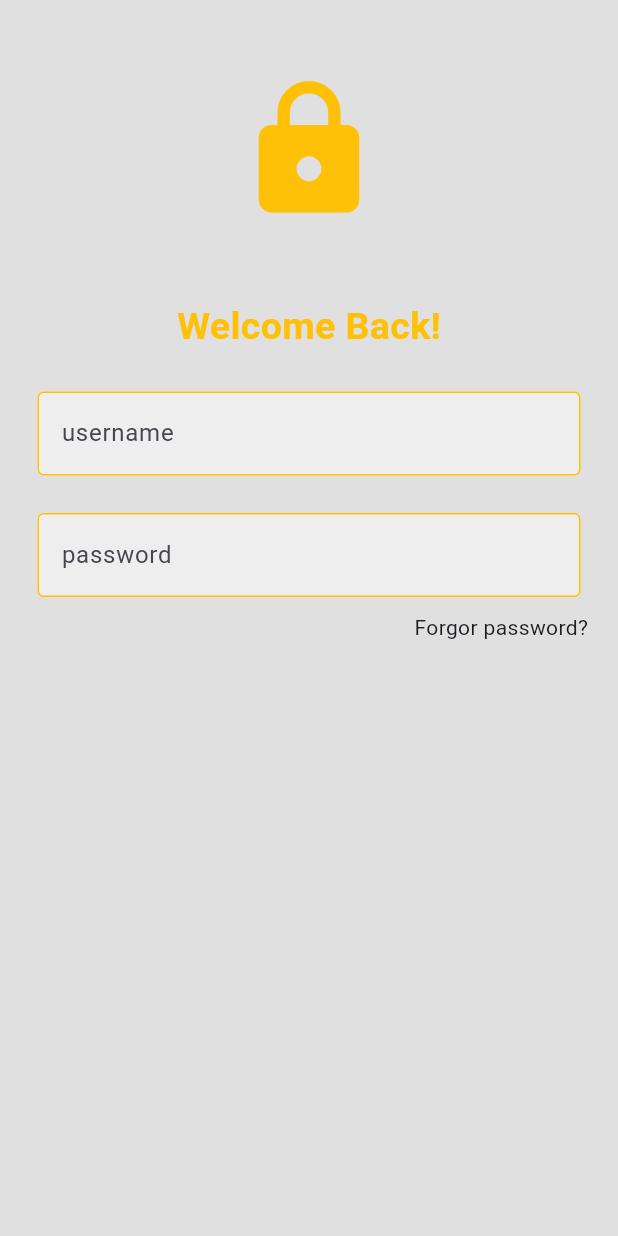
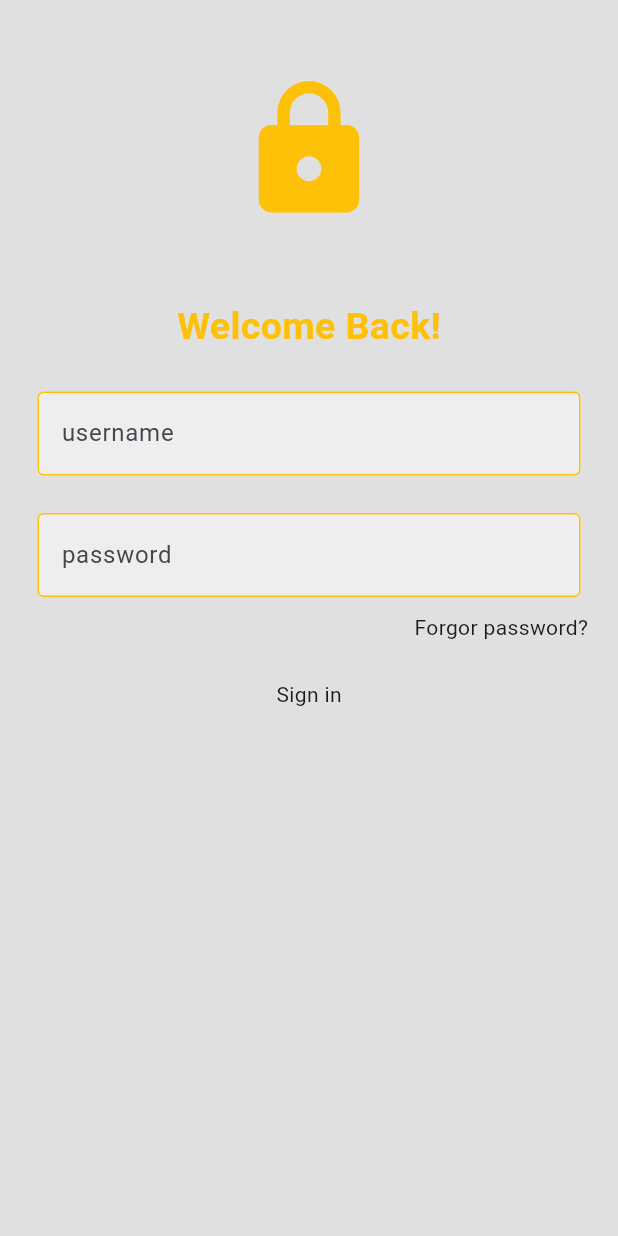
Before and after one commit to Odhi-ambo/authe_ntication, a Flutter app: the screen it shows after launch, on a phone screen of 412 x 824 dp. Run offline on Flutter 3.47's test engine with Material 3 defaults, Android fonts, the phone set to English and light mode, and no system bars.

Commit message:
button components

```diff
--- a/lib/components/my_button.dart
+++ b/lib/components/my_button.dart
@@ -5,6 +5,8 @@ class MyButton extends StatelessWidget {
 
   @override
   Widget build(BuildContext context) {
-    return Container();
+    return Container(
+      child: Text('Sign in'),
+    );
   }
 }
```
